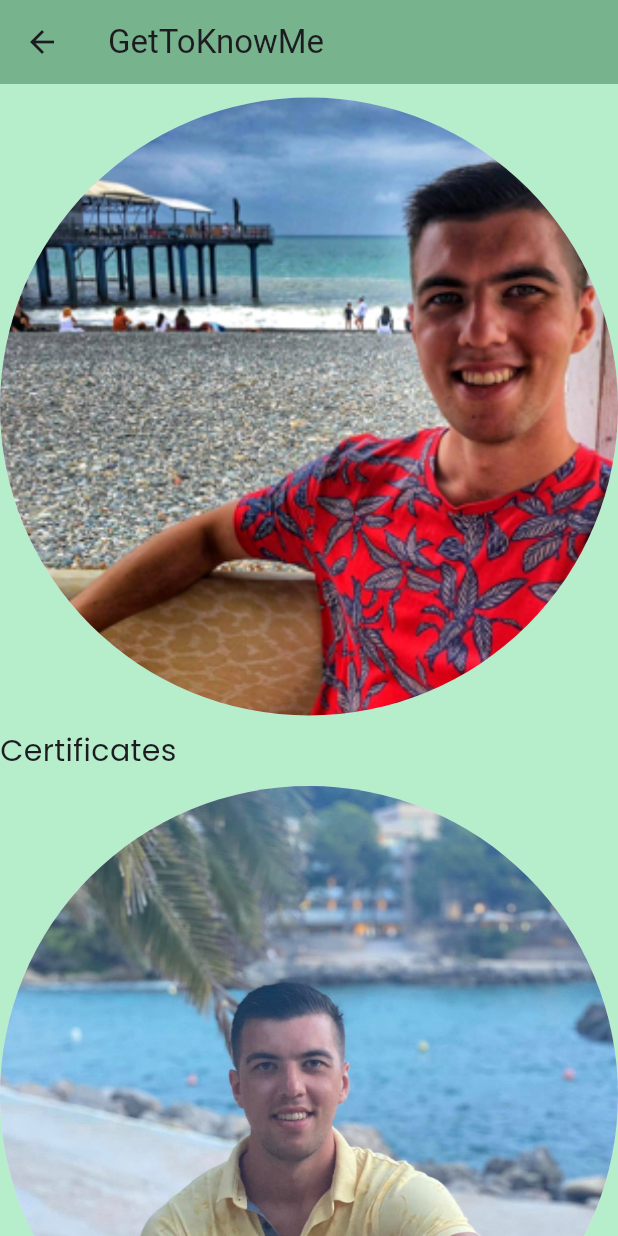
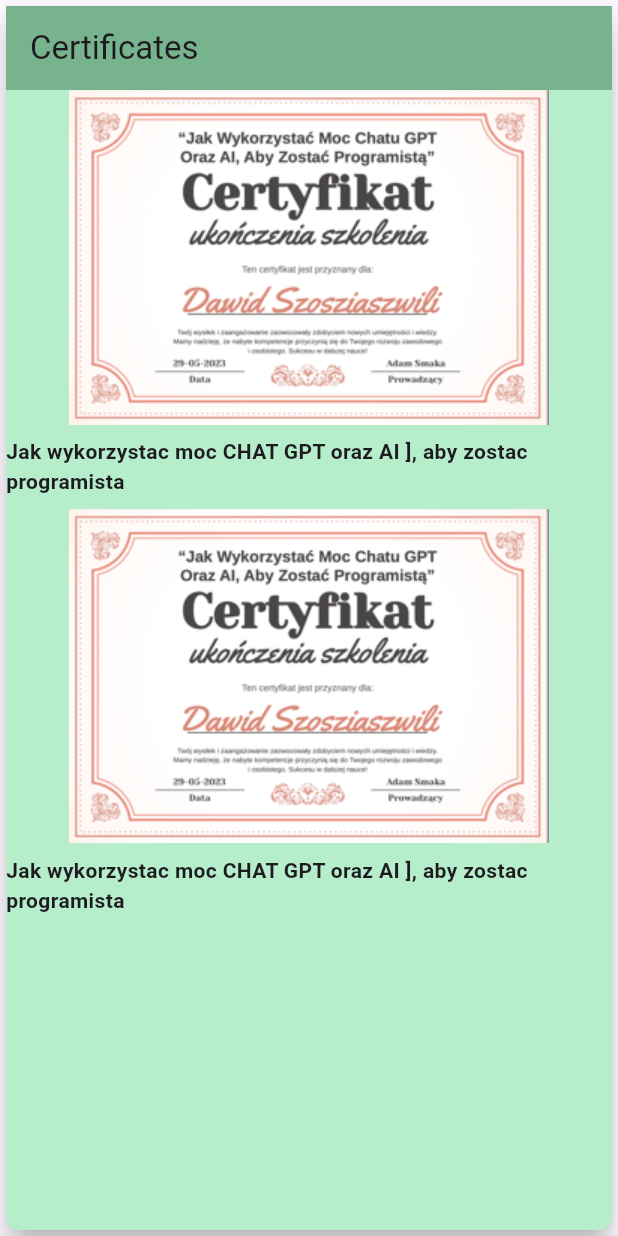
Before and after one commit to dawidszosziaszwili/get_to_know_me, a Flutter app: the Certificates widget shown alone on an empty page, opened directly, on a phone screen of 412 x 824 dp. Run offline on Flutter 3.47's test engine with Material 2 defaults, Android fonts, the phone set to English and light mode, and no system bars; our stand-ins replace font_awesome_flutter, google_fonts.

Commit message:
Add second certificate

```diff
--- a/lib/SecondPage/Certificates.dart
+++ b/lib/SecondPage/Certificates.dart
@@ -1,6 +1,9 @@
 import 'package:flutter/material.dart';
 import 'package:get_to_know_me/FirstPage/first_page.dart';
+import 'package:get_to_know_me/SecondPage/second_page.dart';
 import 'package:google_fonts/google_fonts.dart';
+import 'package:flutter/material.dart';
+import 'package:flutter/widgets.dart';
 
 class Certificates extends StatelessWidget {
   const Certificates({
@@ -9,48 +12,32 @@ class Certificates extends StatelessWidget {
 
   @override
   Widget build(BuildContext context) {
-    return Scaffold(
-      appBar: AppBar(
-        title: const Text('GetToKnowMe'),
-        backgroundColor: const Color.fromARGB(255, 119, 179, 141),
+    return Card(
+      color: const Color.fromARGB(255, 182, 238, 203),
+      elevation: 8,
+      shape: RoundedRectangleBorder(
+        borderRadius: BorderRadius.circular(8.0),
       ),
-      backgroundColor: const Color.fromARGB(255, 182, 238, 203),
-      body: ListView(
+      child: Column(
         children: [
-          const CircleAvatar(
-            backgroundImage: AssetImage('images/image5.png'),
-            radius: 215,
+          AppBar(
+            title: const Text('Certificates'),
+            backgroundColor: const Color.fromARGB(255, 119, 179, 141),
           ),
-          Text(
-            'Certificates',
-            style: GoogleFonts.poppins(fontSize: 20),
+          Image.asset('images/certificat_AI.png'),
+          const SizedBox(height: 8),
+          const Text(
+            'Jak wykorzystac moc CHAT GPT oraz AI ], aby zostac programista',
+            style: TextStyle(fontWeight: FontWeight.bold),
           ),
-          const CircleAvatar(
-            backgroundImage: AssetImage('images/image2.png'),
-            radius: 215,
+          const SizedBox(height: 8),
+          Image.asset('images/certificat_AI.png'),
+          const SizedBox(height: 8),
+          const Text(
+            'Jak wykorzystac moc CHAT GPT oraz AI ], aby zostac programista',
+            style: TextStyle(fontWeight: FontWeight.bold),
           ),
-          Text(
-            'XXXXXXXXXXXX',
-            style: GoogleFonts.poppins(fontSize: 20),
-          ),
-          const SizedBox(
-            height: 35,
-          ),
-          Row(
-            mainAxisAlignment: MainAxisAlignment.center,
-            children: [
-              ElevatedButton(
-                child: const Text('<-Back'),
-                onPressed: () {
-                  Navigator.of(context).pop(
-                    MaterialPageRoute(
-                      builder: (_) => const FirstPage(),
-                    ),
-                  );
-                },
-              ),
-            ],
-          ),
+          const SizedBox(height: 8),
         ],
       ),
     );
```
Also changed, not shown: lib/SecondPage/Experience.dart (+31 -7 lines), images/certificat_AI.png (added).
